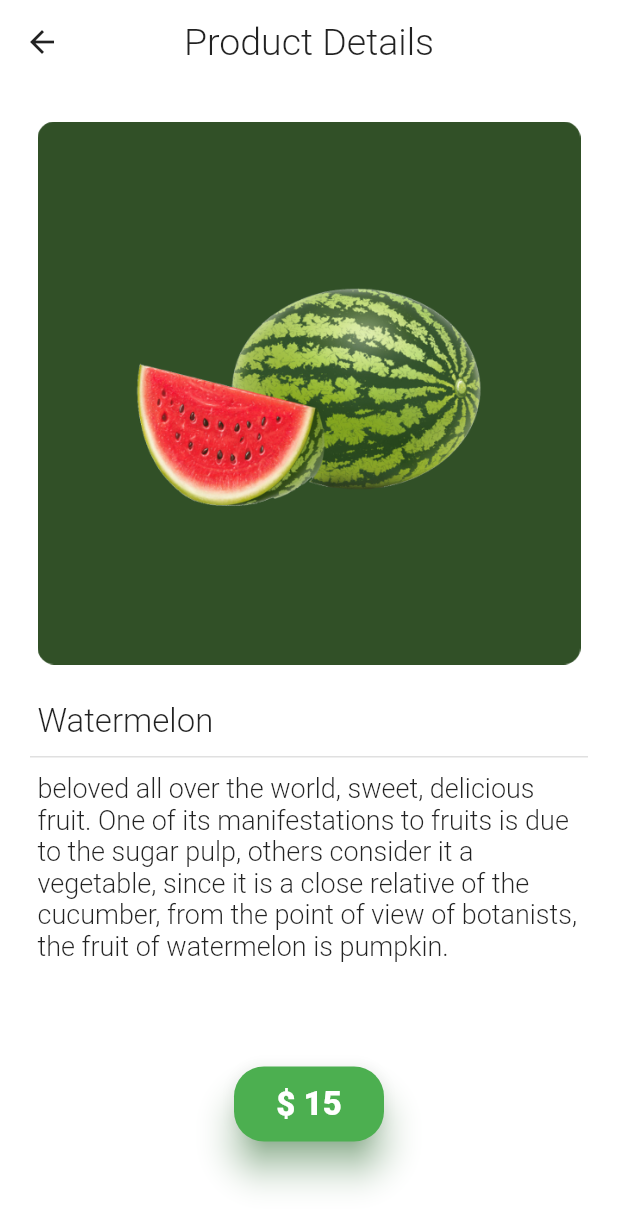
After one commit to EbriusQuasimodo/grocery_app, a Flutter app: the DetailsScreenWidget screen opened by its route, on a phone screen of 412 x 824 dp. The commit adds this screen. Shown: the top 1228 px of the screen. Run offline on Flutter 3.47's test engine with Material 2 defaults, Android fonts, the phone set to English and light mode, and no system bars.

Commit message:
first commit

```diff
--- a/lib/main.dart
+++ b/lib/main.dart
@@ -1,4 +1,5 @@
 import 'package:flutter/material.dart';
+import 'package:grocery_app/screens/details_screen/details_screen.dart';
 import 'package:grocery_app/screens/home_screen/home_screen.dart';
 
 void main() {
@@ -17,7 +18,21 @@ class MyApp extends StatelessWidget {
       theme: ThemeData(
         backgroundColor: Colors.white,
       ),
+
+
+        routes: {
+        "/home_screen": (BuildContext context) => HomeScreen(),
+        "/details_screen": (BuildContext context) => DetailsScreenWidget(),
+
+    },
+      initialRoute: "/home_screen",
+
       home: const HomeScreen(),
+
+
     );
+
+
+
   }
 }
--- /dev/null
+++ b/lib/screens/details_screen/details_screen.dart
@@ -0,0 +1,109 @@
+import 'package:flutter/material.dart';
+
+class DetailsScreenWidget extends StatefulWidget {
+  const DetailsScreenWidget({Key? key}) : super(key: key);
+
+  @override
+  State<DetailsScreenWidget> createState() => _DetailsScreenWidgetState();
+}
+
+class _DetailsScreenWidgetState extends State<DetailsScreenWidget> {
+  void onButtonTap() {
+    Navigator.of(context).pushNamed('/home_screen');
+  }
+
+  @override
+  Widget build(BuildContext context) {
+    return Scaffold(
+      appBar: AppBar(title: Text('Product Details',
+      style: TextStyle(
+        color: Colors.black87,
+        fontSize: 25,
+        fontWeight: FontWeight.w300,
+      ),),
+        leading: IconButton(
+        icon: Icon(Icons.arrow_back_sharp, color: Colors.black87,),
+        onPressed: onButtonTap,),
+      elevation: 0,
+        backgroundColor: Colors.white,
+        centerTitle: true,
+
+      ),
+      backgroundColor: Colors.white,
+      body: Column(
+
+        children: [
+          Container(
+            child: Padding(
+              padding: const EdgeInsets.all(25.0),
+              child: Image.asset('assets/images/b4.png'),
+            ),
+          ),
+          Container(
+            padding: EdgeInsets.symmetric(horizontal: 25, vertical: 0),
+            alignment: AlignmentDirectional.topStart,
+            child: const Text('Watermelon',
+              style: TextStyle(
+                color: Colors.black87,
+                fontSize: 22,
+                fontWeight: FontWeight.w300,),),
+          ),
+          Padding(
+            padding: const EdgeInsets.symmetric(horizontal: 20,vertical: 10),
+            child: Container(
+              //padding: EdgeInsets.symmetric(horizontal: 25,vertical: 15),
+              height: 1,
+              width: double.infinity,
+              color: Colors.black12,
+            ),
+          ),
+          Container(
+            padding: EdgeInsets.symmetric(horizontal: 25, vertical: 0),
+            alignment: AlignmentDirectional.topStart,
+            child: const Text('beloved all over the world, sweet, delicious fruit. One of its manifestations to fruits is due to the sugar pulp, others consider it a vegetable, since it is a close relative of the cucumber, from the point of view of botanists, the fruit of watermelon is pumpkin.',
+                style: TextStyle(
+                  color: Colors.black87,
+                  fontSize: 18,
+                  fontWeight: FontWeight.w300,),),
+          ),
+          Padding(
+            padding: EdgeInsets.symmetric(horizontal: 25, vertical: 0),
+            child: Container(
+              height: 120,
+              width: 300,
+              //padding: EdgeInsets.symmetric(horizontal: 25, vertical: 0),
+              alignment: AlignmentDirectional.bottomCenter,
+              child: ElevatedButton(
+                onPressed: (){
+                  print('pressed');
+                },
+                child: Text('\$ 15',
+                  style: TextStyle(
+                    color: Colors.white,
+                    fontSize: 22,
+                    fontWeight: FontWeight.w900,),
+                ),
+                style: ButtonStyle(
+                  backgroundColor: MaterialStateProperty.all(Colors.green),
+                  shape: MaterialStateProperty.all<RoundedRectangleBorder>(
+                    RoundedRectangleBorder(
+                      borderRadius: BorderRadius.circular(20.0),),),
+                  foregroundColor: MaterialStateProperty.all(Colors.white10),
+                  shadowColor: MaterialStateProperty.all(Colors.green),
+                  fixedSize: MaterialStateProperty.all(Size(100, 50)),
+                  elevation: MaterialStateProperty.all(10),
+
+
+                ),
+
+              ),
+
+            ),
+          ),
+        ],
+      ),
+
+
+    );
+  }
+}
--- a/lib/screens/home_screen/components/items_cards/items_cards.dart
+++ b/lib/screens/home_screen/components/items_cards/items_cards.dart
@@ -13,11 +13,16 @@ class Items{
     required this.description,
   });
 }
-class ItemCards extends StatelessWidget {
+class ItemCards extends StatefulWidget {
   ItemCards({
     Key? key,
   }) : super(key: key);
 
+  @override
+  State<ItemCards> createState() => _ItemCardsState();
+}
+
+class _ItemCardsState extends State<ItemCards> {
   final _itemsCard = [
     Items(
       imageName: 'assets/images/card4.png',
@@ -39,6 +44,10 @@ class ItemCards extends StatelessWidget {
     ),
   ];
 
+  void onItemTap() {
+    Navigator.of(context).pushNamed('/details_screen');
+  }
+
   @override
   Widget build(BuildContext context) {
     return SizedBox(
@@ -55,7 +64,7 @@ class ItemCards extends StatelessWidget {
               padding: const EdgeInsets.symmetric(horizontal: 10, vertical: 0),
 
               child: InkWell(
-                onTap: (){},
+                onTap: onItemTap,
 
                 child: DecoratedBox(
                   decoration: BoxDecoration(
--- a/lib/screens/home_screen/components/items_cards/title_and_description.dart
+++ /dev/null
@@ -1 +0,0 @@
-import 'package:flutter/material.dart';
--- a/lib/screens/home_screen/home_screen.dart
+++ b/lib/screens/home_screen/home_screen.dart
@@ -1,5 +1,7 @@
-import 'package:flutter/cupertino.dart';
+
+
 import 'package:flutter/material.dart';
+
 import 'package:grocery_app/screens/home_screen/components/app_bar.dart';
 import 'package:grocery_app/screens/home_screen/components/category_cards.dart';
 import 'package:grocery_app/screens/home_screen/components/discount_cards.dart';
@@ -9,6 +11,7 @@ import 'package:grocery_app/screens/home_screen/components/search_box.dart';
 
 class HomeScreen extends StatelessWidget {
   const HomeScreen({Key? key}) : super(key: key);
+
 
   @override
   Widget build(BuildContext context) {
```
